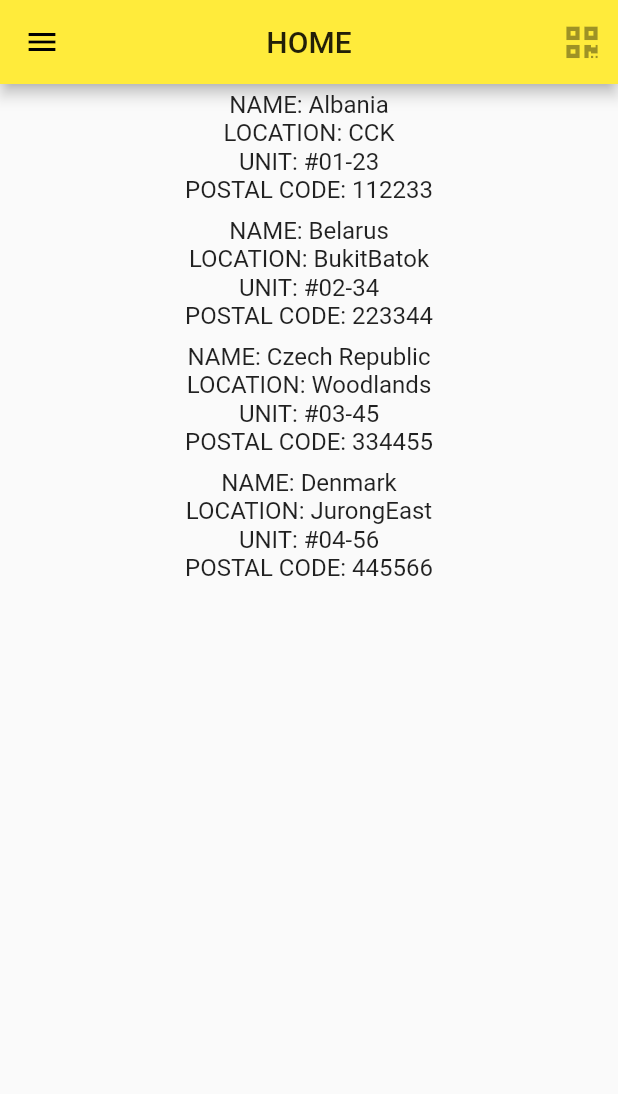
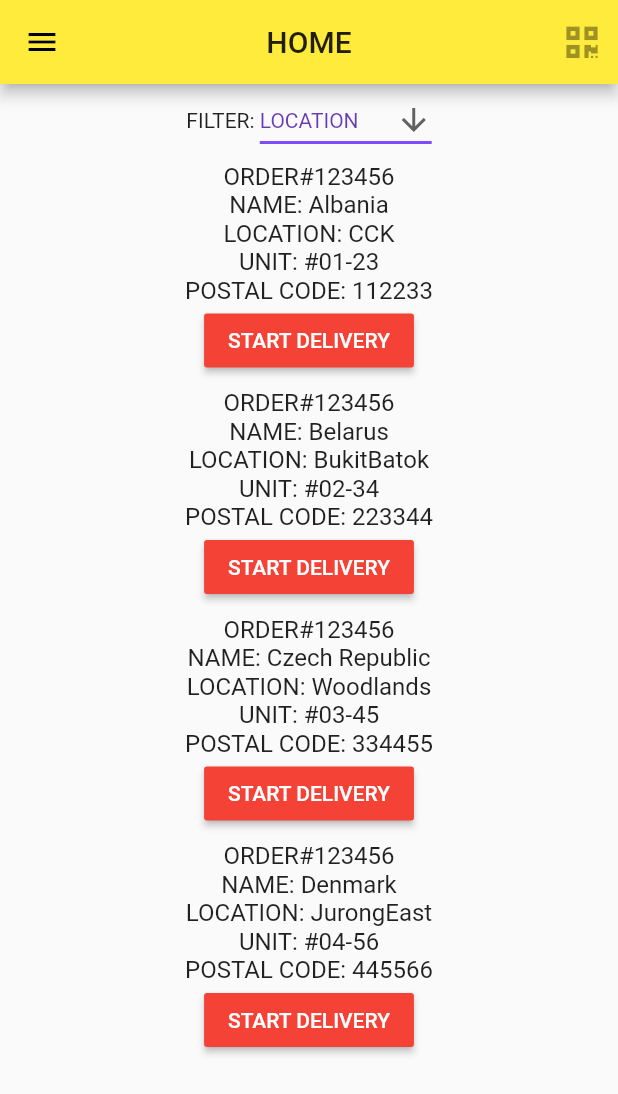
Before and after one commit to neutralcreepdev/neutralcreepdev-employee, a Flutter app: the screen it shows after launch, on a phone screen of 412 x 824 dp. Shown: the top 1094 px of the screen. Run offline on Flutter 3.47's test engine with Material 2 defaults, Android fonts, the phone set to English and light mode, and no system bars; our stand-ins replace font_awesome_flutter.

Commit message:
Update main.dart Employee1.2

```diff
--- a/lib/main.dart
+++ b/lib/main.dart
@@ -14,7 +14,6 @@ class MyApp extends StatelessWidget {
         primarySwatch: Colors.yellow,
       ),
       home: MyHomePage(title: 'HOME'),
-
     );
   }
 }
@@ -28,9 +27,10 @@ class MyHomePage extends StatefulWidget {
   _MyHomePageState createState() => _MyHomePageState();
 }
 
+class _MyHomePageState extends State<MyHomePage> {
 
-
-class _MyHomePageState extends State<MyHomePage> {
+  //Sample Data
+  String dropdownValue = 'LOCATION';
   int _counter = 0;
   final europeanCountries = ['Albania', 'Belarus', 'Czech Republic', 'Denmark'];
   final _biggerFont = const TextStyle(fontSize: 18.0);
@@ -38,6 +38,9 @@ class _MyHomePageState extends State<MyHomePage> {
   final location = ['CCK', 'BukitBatok', 'Woodlands', 'JurongEast'];
   final unit = ['#01-23', '#02-34', '#03-45', '#04-56'];
   final postalCode = ['112233', '223344', '334455', '445566'];
+
+  //sample function. to be replaced with directing this home page to next
+  //screen for 'START' DELIVERY
   void _incrementCounter() {
     setState(() {
       _counter++;
@@ -56,19 +59,11 @@ class _MyHomePageState extends State<MyHomePage> {
           ),
         ],
       ),
-
-      drawer: Drawer (
+      drawer: Drawer(
         child: ListView(
           padding: EdgeInsets.zero,
           children: <Widget>[
-//              DrawerHeader(
-//                decoration: BoxDecoration(
-//                  color: Colors.white70,
-//                ),
-//                margin: EdgeInsets.all(0.0),
-//                padding: EdgeInsets.all(0.0)
-//              ),
-            SizedBox (
+            SizedBox(
               height: 20.0,
             ),
             ListTile(
@@ -91,66 +86,79 @@ class _MyHomePageState extends State<MyHomePage> {
                 Navigator.pop(context);
               },
             ),
-
           ],
         ),
       ),
-
-        body: new ListView.builder(
+      body: Container(
+        child: Stack(
+          children: <Widget>[
+            //  title text ====================================
+            Positioned.fill(
+              child: Column(
+                mainAxisAlignment: MainAxisAlignment.start,
+                children: <Widget>[
+                  new Container(
+                    child: new Row(
+                      mainAxisAlignment: MainAxisAlignment.center,
+                      children: <Widget>[
+                        Text('FILTER: '),
+                        DropdownButton(
+                          value: dropdownValue,
+                          icon: Icon(Icons.arrow_downward),
+                          iconSize: 24,
+                          elevation: 16,
+                          style: TextStyle(color: Colors.deepPurple),
+                          underline: Container(
+                            height: 2,
+                            color: Colors.deepPurpleAccent,
+                          ),
+                          onChanged: (String newValue) {
+                            setState(() {
+                              dropdownValue = newValue;
+                            });
+                          },
+                          items: <String>[
+                            'LOCATION',
+                            'UNIT',
+                            'POSTAL CODE',
+                            'ORDER'
+                          ].map<DropdownMenuItem<String>>((String value) {
+                            return DropdownMenuItem<String>(
+                              value: value,
+                              child: Text(value),
+                            );
+                          }).toList(),
+                        ),
+                      ],
+                    ),
+                  ),
+                  new Expanded(
+                      child: ListView.builder(
                           itemCount: europeanCountries.length,
-            itemBuilder: (BuildContext ctxt, int index) {
+                          itemBuilder: (context, int index) {
                             return ListTile(
                                 title: new Column(
                               children: <Widget>[
-                    new Text('NAME: ' + europeanCountries[index]),
-                    new Text('LOCATION: ' + location[index]),
-                    new Text('UNIT: ' + unit[index]),
-                    new Text ('POSTAL CODE: ' + postalCode[index]),
+                                Text("ORDER#123456"),
+                                Text('NAME: ' + europeanCountries[index]),
+                                Text('LOCATION: ' + location[index]),
+                                Text('UNIT: ' + unit[index]),
+                                Text('POSTAL CODE: ' + postalCode[index]),
+                                new RaisedButton(
+                                  onPressed: _incrementCounter,
+                                  textColor: Colors.white,
+                                  color: Colors.red,
+                                  child: new Text("START DELIVERY"),
+                                ),
                               ],
-                )
-            );
-            },
+                            ));
+                          }))
+                ],
               ),
-
-//          // backing data
-//        final europeanCountries = ['Albania', 'Andorra', 'Armenia', 'Austria',
-//        'Azerbaijan', 'Belarus', 'Belgium', 'Bosnia and Herzegovina', 'Bulgaria',
-//        'Croatia', 'Cyprus', 'Czech Republic', 'Denmark', 'Estonia', 'Finland',
-//        'France', 'Georgia', 'Germany', 'Greece', 'Hungary', 'Iceland', 'Ireland',
-//        'Italy', 'Kazakhstan', 'Kosovo', 'Latvia', 'Liechtenstein', 'Lithuania',
-//        'Luxembourg', 'Macedonia', 'Malta', 'Moldova', 'Monaco', 'Montenegro',
-//        'Netherlands', 'Norway', 'Poland', 'Portugal', 'Romania', 'Russia',
-//        'San Marino', 'Serbia', 'Slovakia', 'Slovenia', 'Spain', 'Sweden',
-//        'Switzerland', 'Turkey', 'Ukraine', 'United Kingdom', 'Vatican City'];
-//
-//        return ListView.builder(
-//        itemCount: europeanCountries.length,
-//        itemBuilder: (context, index) {
-//            return ListTile(
-//            title: Text(europeanCountries[index]),
-//            );
-//            },
-//            );
-
-//      body: Center(
-//        child: Column(
-//          mainAxisAlignment: MainAxisAlignment.center,
-//          children: <Widget>[
-//            Text(
-//              'You have pushed the button this many times:',
-//            ),
-//            Text(
-//              '$_counter',
-//              style: Theme.of(context).textTheme.display1,
-//            ),
-//          ],
-//        ),
-//      ),
-//      floatingActionButton: FloatingActionButton(
-//        onPressed: _incrementCounter,
-//        tooltip: 'Increment',
-//        child: Icon(Icons.add),
-//      ), // This trailing comma makes auto-formatting nicer for build methods.
+            ),
+          ],
+        ),
+      ),
     );
   }
 }
```
Lines whose indentation alone changed are shown as unchanged.
